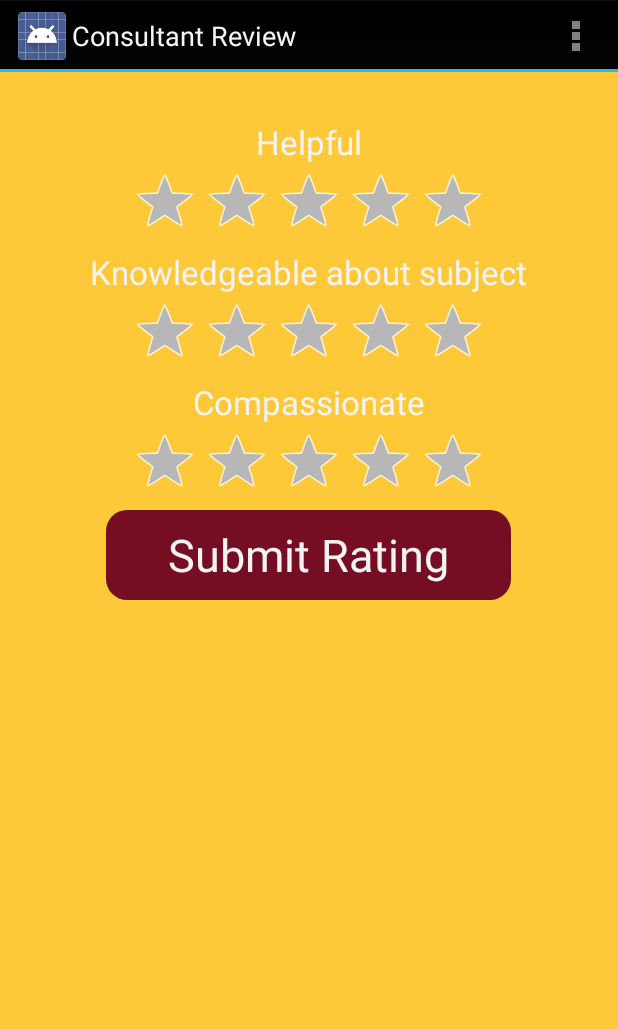
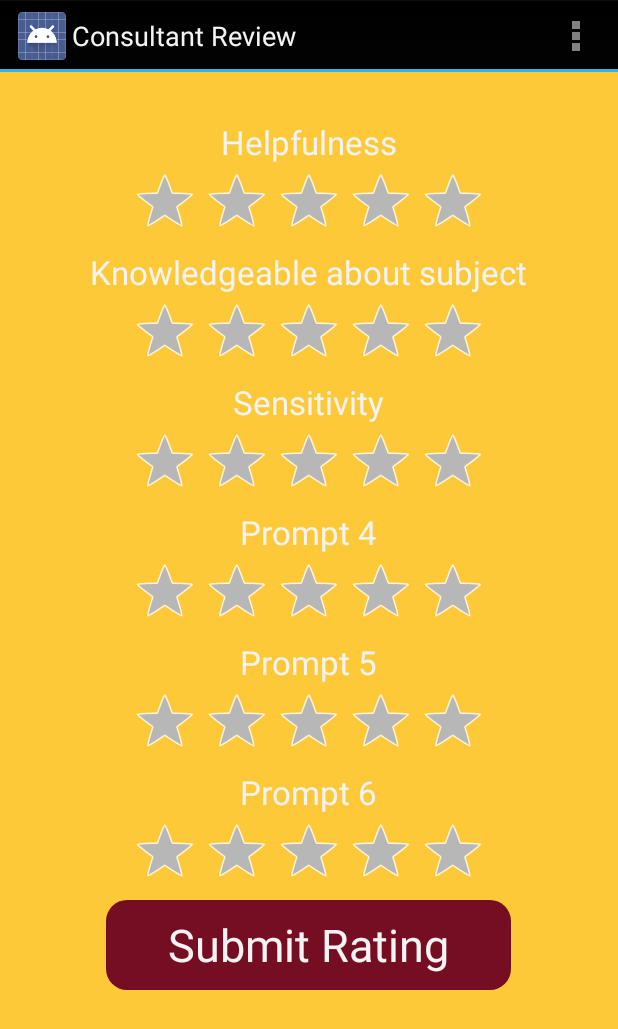
Before and after one commit to emmax86/H4H_2014, an Android app: the Rating_Activity screen opened directly, with no data from a screen before it, on a phone screen of 412 x 824 dp. Shown: the top 1029 px of the screen. Run offline under Robolectric (Android 15) with nearby library versions, the phone set to English and light mode, and no system bars.

Commit message:
Added additional Prompts to Review Activity

```diff
--- a/android/app/src/main/res/layout/activity_rating.xml
+++ b/android/app/src/main/res/layout/activity_rating.xml
@@ -31,7 +31,7 @@
                 android:layout_width="wrap_content"
                 android:layout_height="wrap_content"
                 android:textAppearance="?android:attr/textAppearanceLarge"
-                android:text="Helpful"
+                android:text="Helpfulness"
                 android:layout_gravity="center_horizontal"
                 android:id="@+id/question1"/>
 
@@ -60,7 +60,7 @@
                 android:layout_height="wrap_content"
                 android:textAppearance="?android:attr/textAppearanceLarge"
                 android:layout_gravity="center_horizontal"
-                android:text="Compassionate"
+                android:text="Sensitivity"
                 android:id="@+id/question3" />
 
             <RatingBar
@@ -68,6 +68,48 @@
                 android:layout_height="wrap_content"
                 android:layout_gravity="center_horizontal"
                 android:id="@+id/rating3" />
+
+            <TextView
+                android:layout_width="wrap_content"
+                android:layout_height="wrap_content"
+                android:textAppearance="?android:attr/textAppearanceLarge"
+                android:layout_gravity="center_horizontal"
+                android:text="Prompt 4"
+                android:id="@+id/question4" />
+
+            <RatingBar
+                android:layout_width="wrap_content"
+                android:layout_height="wrap_content"
+                android:layout_gravity="center_horizontal"
+                android:id="@+id/rating4" />
+
+            <TextView
+                android:layout_width="wrap_content"
+                android:layout_height="wrap_content"
+                android:textAppearance="?android:attr/textAppearanceLarge"
+                android:layout_gravity="center_horizontal"
+                android:text="Prompt 5"
+                android:id="@+id/question5" />
+
+            <RatingBar
+                android:layout_width="wrap_content"
+                android:layout_height="wrap_content"
+                android:layout_gravity="center_horizontal"
+                android:id="@+id/rating5" />
+
+            <TextView
+                android:layout_width="wrap_content"
+                android:layout_height="wrap_content"
+                android:textAppearance="?android:attr/textAppearanceLarge"
+                android:layout_gravity="center_horizontal"
+                android:text="Prompt 6"
+                android:id="@+id/question6" />
+
+            <RatingBar
+                android:layout_width="wrap_content"
+                android:layout_height="wrap_content"
+                android:layout_gravity="center_horizontal"
+                android:id="@+id/rating6" />
 
             <Button
 
```
